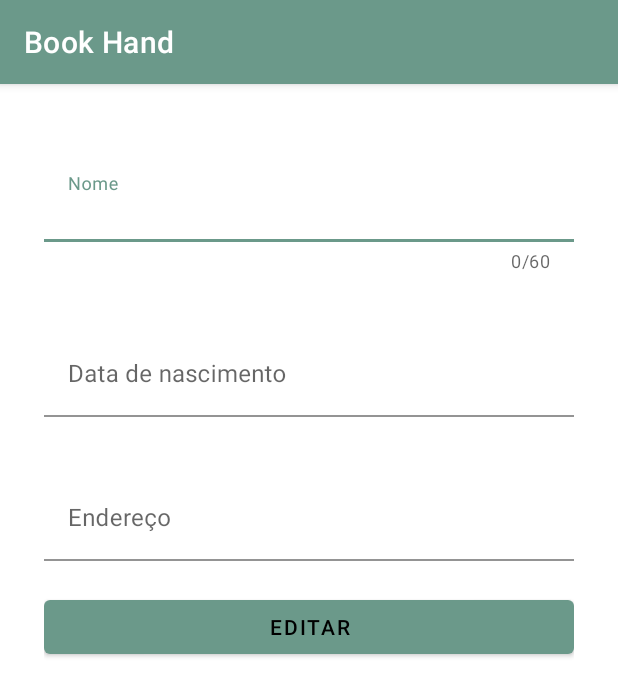
After one commit to evandroLutz/AppAndroidExampleFragments, an Android app: the fragment EditarFragment shown on its own in the app's theme, on a phone screen of 412 x 824 dp. The commit adds this screen. Shown: the top 696 px of the screen. Run offline under Robolectric (Android 15) with nearby library versions, the phone set to English and light mode, and no system bars; 3 statements that could not run were skipped.

Commit message:
WIP editar usuario

```diff
--- a/app/src/main/java/com/example/entrega3/adapter/MyAdapter.java
+++ b/app/src/main/java/com/example/entrega3/adapter/MyAdapter.java
@@ -60,7 +60,7 @@ public class MyAdapter extends RecyclerView.Adapter<MyAdapter.MyViewHolder> {
         bundle.putString("NOME", listaUsuarios.get(position).getNome());
         bundle.putString("END", listaUsuarios.get(position).getEndereco());
         bundle.putString("DTNASC", listaUsuarios.get(position).getDataNasc());
-//        myViewHolder.btnEdit.setOnClickListener(Navigation.createNavigateOnClickListener(R.id.nav_editarFragment, bundle));
+        myViewHolder.btnEdit.setOnClickListener(Navigation.createNavigateOnClickListener(R.id.nav_editar, bundle));
     }
 
     @Override
--- /dev/null
+++ b/app/src/main/java/com/example/entrega3/fragments/EditarFragment.java
@@ -0,0 +1,60 @@
+package com.example.entrega3.fragments;
+
+import android.content.DialogInterface;
+import android.os.Bundle;
+import android.view.LayoutInflater;
+import android.view.View;
+import android.view.ViewGroup;
+import android.widget.Button;
+
+import androidx.annotation.NonNull;
+import androidx.annotation.Nullable;
+import androidx.appcompat.app.AlertDialog;
+import androidx.fragment.app.Fragment;
+import androidx.navigation.Navigation;
+
+import com.google.android.material.snackbar.Snackbar;
+import com.google.android.material.textfield.TextInputEditText;
+import com.example.entrega3.R;
+
+
+public class EditarFragment extends Fragment {
+    private TextInputEditText txtNome;
+    private TextInputEditText txtDtNasc;
+    private TextInputEditText txtEnd;
+    private Button btnEditar;
+    @Nullable
+    @Override
+    public View onCreateView(@NonNull LayoutInflater inflater, @Nullable ViewGroup container,
+                             @Nullable Bundle savedInstanceState) {
+        View root = inflater.inflate(R.layout.fragment_editar, container, false);
+        Bundle bundle = getArguments();
+        String nome = bundle.getString("NOME");
+        txtNome = root.findViewById(R.id.txtNome);
+        txtNome.setText(nome);
+        txtEnd = root.findViewById(R.id.txtEnd);
+        txtEnd.setText(bundle.getString("END"));
+        txtDtNasc = root.findViewById(R.id.txtDtNasc);
+        txtDtNasc.setText(bundle.getString("DTNASC"));
+        btnEditar = root.findViewById(R.id.btnEditar);
+        btnEditar.setOnClickListener(new View.OnClickListener() {
+            @Override
+            public void onClick(View v) {
+                editarItem();
+            }
+        });
+        return root;
+    }
+    public void editarItem() {
+        new AlertDialog.Builder(getContext())
+                .setTitle("Editando pessoa")
+                .setMessage("Tem certeza que deseja editar essa pessoa?")
+                .setPositiveButton("Sim", new DialogInterface.OnClickListener() {
+                    @Override
+                    public void onClick(DialogInterface dialogInterface, int i) {
+                        Snackbar.make(getView(), "item editado!!!", Snackbar.LENGTH_LONG).show();
+                        Navigation.findNavController(getView()).navigate(R.id.action_nav_editarFragment_to_nav_listarFragment);
+                    }
+                }).setNegativeButton("Não", null).show();
+    }
+}
--- /dev/null
+++ b/app/src/main/res/layout/fragment_editar.xml
@@ -0,0 +1,71 @@
+<?xml version="1.0" encoding="utf-8"?>
+
+<androidx.appcompat.widget.LinearLayoutCompat  xmlns:android="http://schemas.android.com/apk/res/android"
+    xmlns:app="http://schemas.android.com/apk/res-auto"
+    android:id="@+id/layoutLogin"
+    android:layout_width="match_parent"
+    android:layout_height="match_parent"
+    android:orientation="vertical"
+    android:layout_margin="@dimen/linearContent">
+
+
+    <com.google.android.material.textfield.TextInputLayout
+        android:layout_width="match_parent"
+        android:layout_height="wrap_content"
+        android:id="@+id/layoutNome"
+        app:counterEnabled="true"
+        app:counterMaxLength="60"
+        android:layout_marginTop="20dp"
+        android:layout_marginBottom="20dp"
+        app:boxBackgroundColor="@null"
+        >
+        <com.google.android.material.textfield.TextInputEditText
+            android:layout_width="match_parent"
+            android:layout_height="wrap_content"
+            android:id="@+id/txtNome"
+            android:hint="@string/nomeUsuario"
+            android:inputType="textPersonName" />
+    </com.google.android.material.textfield.TextInputLayout>
+
+    <com.google.android.material.textfield.TextInputLayout
+        android:layout_width="match_parent"
+        android:layout_height="wrap_content"
+        android:id="@+id/layoutData"
+        android:layout_marginTop="20dp"
+        android:layout_marginBottom="20dp"
+        android:maxLength="10"
+        app:boxBackgroundColor="@null"
+        >
+
+        <com.google.android.material.textfield.TextInputEditText
+            android:layout_width="match_parent"
+            android:layout_height="wrap_content"
+            android:id="@+id/txtDtNasc"
+            android:hint="@string/dataNascUsuario"
+            android:inputType="text|date" />
+    </com.google.android.material.textfield.TextInputLayout>
+    <com.google.android.material.textfield.TextInputLayout
+        android:layout_width="match_parent"
+        android:layout_height="wrap_content"
+        android:id="@+id/layoutEndereco"
+        android:layout_marginTop="20dp"
+        android:layout_marginBottom="20dp"
+        android:maxLength="100"
+        app:boxBackgroundColor="@null"
+        >
+
+        <com.google.android.material.textfield.TextInputEditText
+            android:layout_width="match_parent"
+            android:layout_height="wrap_content"
+            android:id="@+id/txtEnd"
+            android:hint="@string/enderecoUsuario"
+            android:inputType="textPersonName" />
+    </com.google.android.material.textfield.TextInputLayout>
+    <Button
+        android:id="@+id/btnEditar"
+        android:layout_width="match_parent"
+        android:layout_height="wrap_content"
+        android:text="@string/editar"
+      />
+
+</androidx.appcompat.widget.LinearLayoutCompat>
--- a/app/src/main/res/navigation/mobile_navigation.xml
+++ b/app/src/main/res/navigation/mobile_navigation.xml
@@ -5,6 +5,18 @@
     android:id="@+id/mobile_navigation"
     app:startDestination="@+id/nav_home">
 
+    <fragment
+        android:id="@+id/nav_editar"
+        android:name="com.example.entrega3.fragments.EditarFragment"
+        android:label="Editar"
+        tools:layout="@layout/fragment_editar">
+        <action
+            android:id="@+id/action_nav_editarFragment_to_nav_listarFragment"
+            app:destination="@id/nav_listar" />
+        <action
+            android:id="@+id/action_nav_editarFragment_to_nav_listar"
+            app:destination="@id/nav_listar" />
+    </fragment>
     <fragment
         android:id="@+id/nav_home"
         android:name="com.example.entrega3.fragments.HomeFragment"
```
